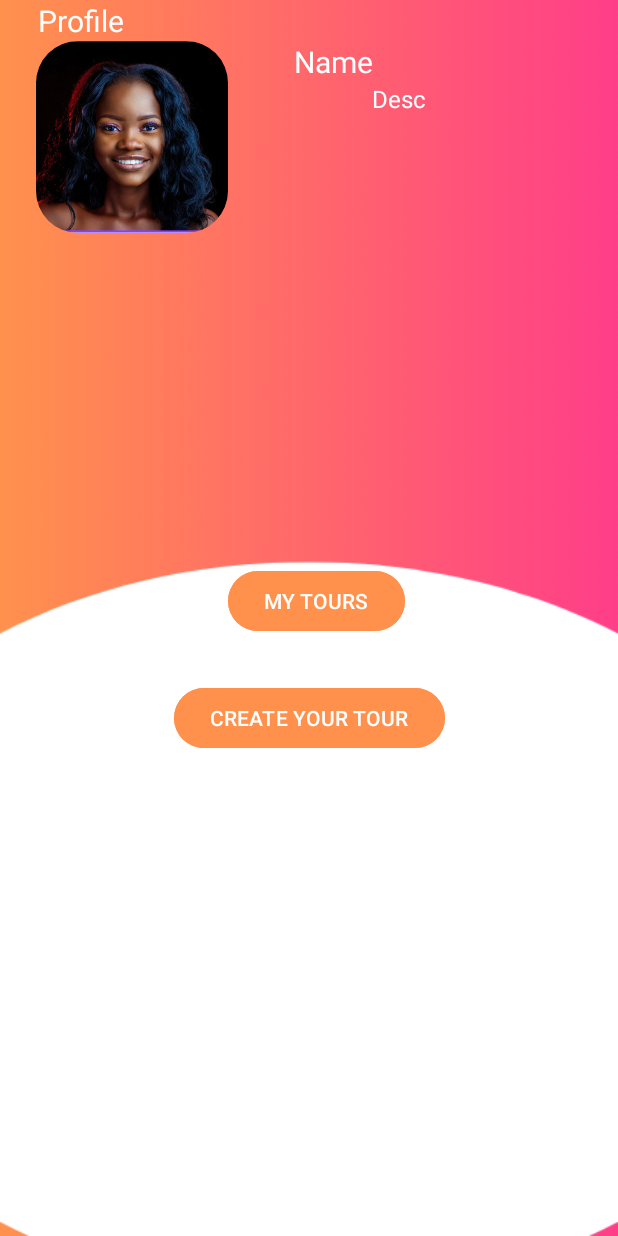
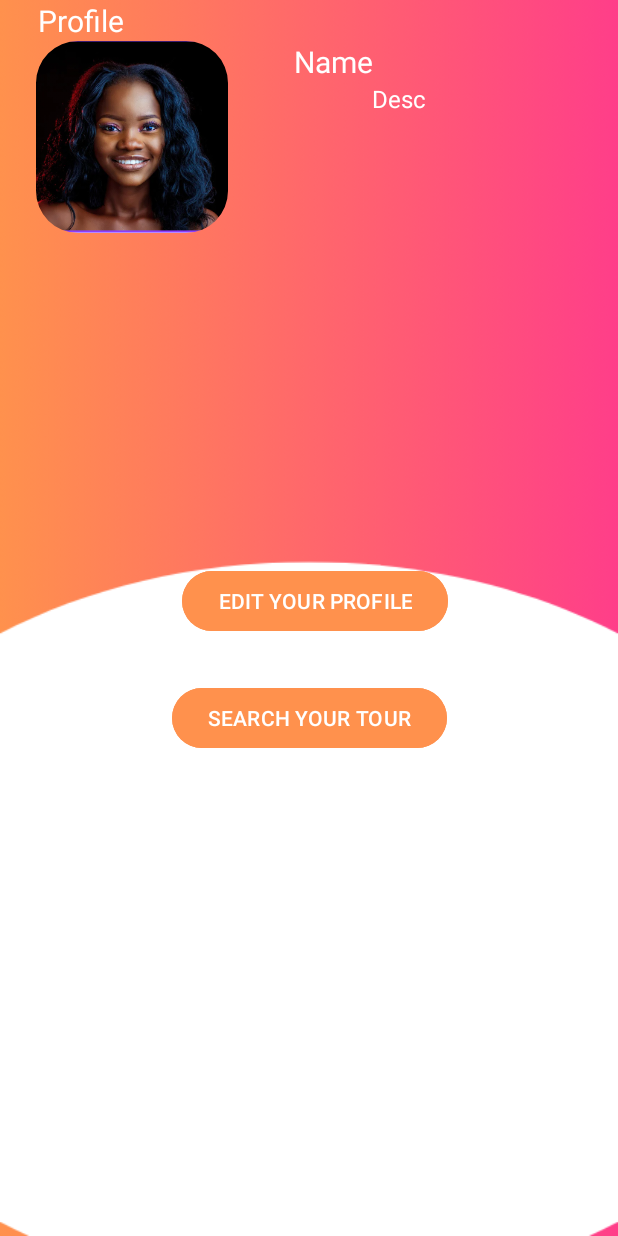
Before and after one commit to iamcristinanr/ANDROIDcitysound, an Android app: the Profile screen opened directly, with no data from a screen before it, on a phone screen of 412 x 824 dp. Run offline under Robolectric (Android 15) with nearby library versions, the light colour scheme and no system bars.

Commit message:
RecycleView

```diff
--- /dev/null
+++ b/app/src/main/java/com/example/citysound/EditProfile.kt
@@ -0,0 +1,4 @@
+package com.example.citysound
+
+class EditProfile {
+}
--- a/app/src/main/java/com/example/citysound/Profile.kt
+++ b/app/src/main/java/com/example/citysound/Profile.kt
@@ -1,6 +1,8 @@
 package com.example.citysound
 
+import android.content.Intent
 import android.os.Bundle
+import android.widget.Button
 import androidx.appcompat.app.AppCompatActivity
 
 class Profile: AppCompatActivity() {
@@ -8,5 +10,19 @@ class Profile: AppCompatActivity() {
     override fun onCreate(savedInstanceState: Bundle?) {
         super.onCreate(savedInstanceState)
         setContentView(R.layout.activity_profile)
+
+        val buttonEditProfile = findViewById<Button>(R.id.buttonEditProfile)
+        val buttonSearchTour = findViewById<Button>(R.id.buttonSearchTour)
+
+        buttonEditProfile.setOnClickListener {
+            val intent = Intent(this, EditProfile::class.java)
+            startActivity(intent)
+        }
+
+        // Configurar el botón para ir a la actividad SearchTour
+        buttonSearchTour.setOnClickListener {
+            val intent = Intent(this, SearchTour::class.java)
+            startActivity(intent)
+        }
     }
 }
--- a/app/src/main/res/layout/activity_profile.xml
+++ b/app/src/main/res/layout/activity_profile.xml
@@ -66,13 +66,13 @@
         />
 
     <Button
-        android:id="@+id/buttonmytour"
+        android:id="@+id/buttonEditProfile"
         android:layout_width="wrap_content"
         android:layout_height="wrap_content"
         android:layout_marginTop="300dp"
         android:backgroundTint="@color/orange"
         android:drawablePadding="12dp"
-        android:text="MY TOURS"
+        android:text="EDIT YOUR PROFILE"
         android:textColor="@color/white"
         app:layout_constraintEnd_toEndOf="parent"
         app:layout_constraintHorizontal_bias="0.518"
@@ -80,15 +80,15 @@
         app:layout_constraintTop_toBottomOf="@id/descProfile" />
 
     <Button
-        android:id="@+id/buttoncreatetour"
+        android:id="@+id/buttonSearchTour"
         android:layout_width="wrap_content"
         android:layout_height="wrap_content"
         android:layout_marginTop="30dp"
         android:backgroundTint="@color/orange"
         android:drawablePadding="12dp"
-        android:text="CREATE YOUR TOUR"
+        android:text="SEARCH YOUR TOUR"
         android:textColor="@color/white"
-        app:layout_constraintTop_toBottomOf="@id/buttonmytour"
+        app:layout_constraintTop_toBottomOf="@id/buttonEditProfile"
         app:layout_constraintEnd_toEndOf="parent"
         app:layout_constraintStart_toStartOf="parent" />
 
```
Also changed, not shown: app/src/main/AndroidManifest.xml (+15 -0 lines), app/src/main/java/com/example/citysound/Login.kt (+10 -3 lines), app/src/main/java/com/example/citysound/SearchTour.kt (+31 -6 lines).
